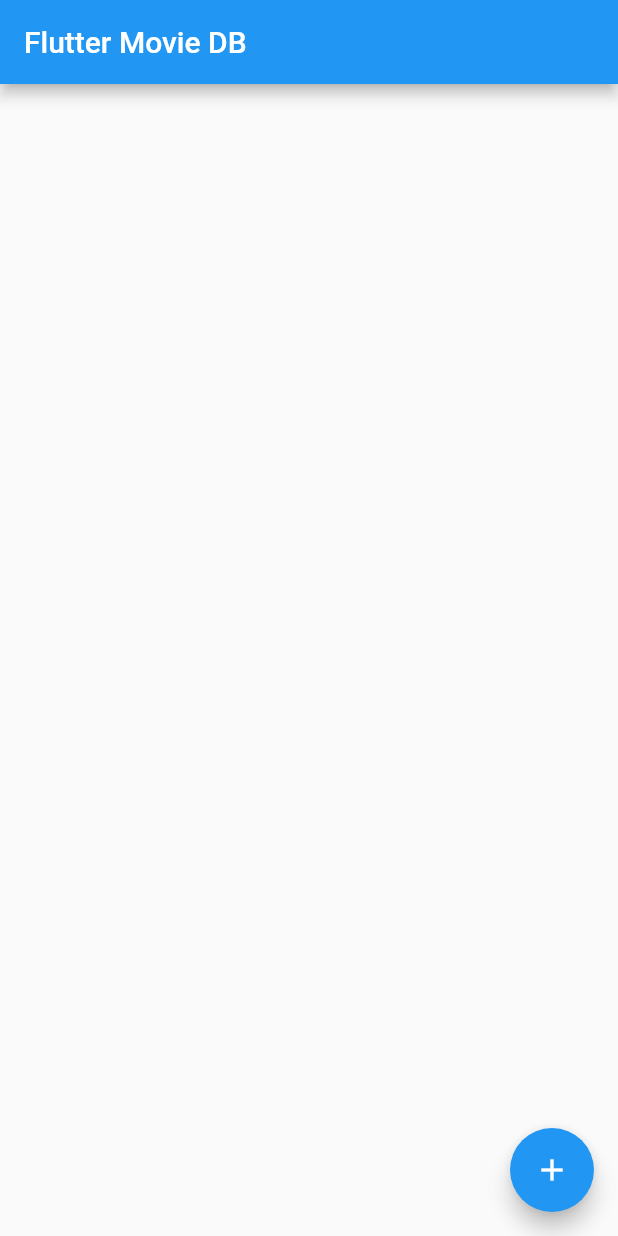
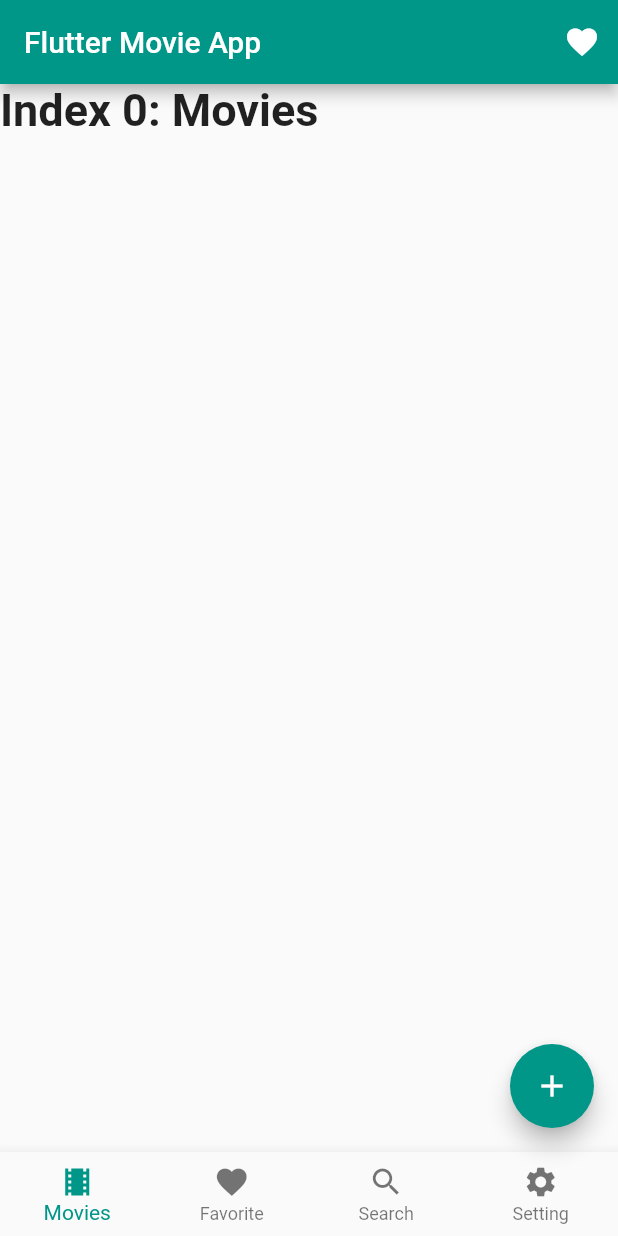
Before and after one commit to NguyenChanhTiep/flutter_clean_architecture, a Flutter app: the screen it shows after launch, on a phone screen of 412 x 824 dp. Run offline on Flutter 3.47's test engine with Material 2 defaults, Android fonts, the phone set to English and light mode, and no system bars.

Commit message:
Add bottom navigation bar

```diff
--- a/lib/main.dart
+++ b/lib/main.dart
@@ -7,37 +7,87 @@ class MyApp extends StatelessWidget {
   @override
   Widget build(BuildContext context) {
     return MaterialApp(
-      title: 'Flutter Movie',
+      debugShowCheckedModeBanner: false,
+      title: 'Flutter Movie App',
       theme: ThemeData(
-        primarySwatch: Colors.blue,
+        primarySwatch: Colors.teal,
       ),
-      home: MyHomePage(title: 'Flutter Movie DB'),
+      home: MainPage(title: 'Flutter Movie App'),
     );
   }
 }
 
-class MyHomePage extends StatefulWidget {
-  MyHomePage({Key key, this.title}) : super(key: key);
+class MainPage extends StatefulWidget {
+  MainPage({Key key, this.title}) : super(key: key);
 
   final String title;
 
   @override
-  _MyHomePageState createState() => _MyHomePageState();
+  _MainPageState createState() => _MainPageState();
 }
 
-class _MyHomePageState extends State<MyHomePage> {
+class _MainPageState extends State<MainPage> {
+  int _selectedIndex = 0;
+
+  static const TextStyle optionStyle =
+  TextStyle(fontSize: 30, fontWeight: FontWeight.bold);
+  static const List<Widget> _widgetOptions = <Widget>[
+    Text(
+      'Index 0: Movies',
+      style: optionStyle,
+    ),
+    Text(
+      'Index 1: Favorite',
+      style: optionStyle,
+    ),
+    Text(
+      'Index 2: Search',
+      style: optionStyle,
+    ),
+    Text(
+      'Index 3: Setting',
+      style: optionStyle,
+    ),
+  ];
 
   @override
   Widget build(BuildContext context) {
     return Scaffold(
       appBar: AppBar(
         title: Text(widget.title),
+        actions: <Widget>[
+          IconButton(
+            icon: Icon(Icons.favorite),
+            onPressed: () {
+            },
+          ),
+        ],
       ),
-      body: Container(),
+      body: IndexedStack(
+        index: _selectedIndex,
+        children: _widgetOptions,
+      ),
       floatingActionButton: FloatingActionButton(
         onPressed: (){ },
         child: Icon(Icons.add),
       ),
+      bottomNavigationBar: BottomNavigationBar(
+        type: BottomNavigationBarType.fixed,
+        items: [
+          BottomNavigationBarItem(icon: Icon(Icons.local_movies), title: Text('Movies')),
+          BottomNavigationBarItem(icon: Icon(Icons.favorite), title: Text('Favorite')),
+          BottomNavigationBarItem(icon: Icon(Icons.search), title: Text('Search')),
+          BottomNavigationBarItem(icon: Icon(Icons.settings), title: Text('Setting')),
+        ],
+        currentIndex: _selectedIndex,
+        onTap: _onItemTapped,
+      ),
     );
   }
+
+  void _onItemTapped(int index) {
+    setState(() {
+      _selectedIndex = index;
+    });
+  }
 }
```
